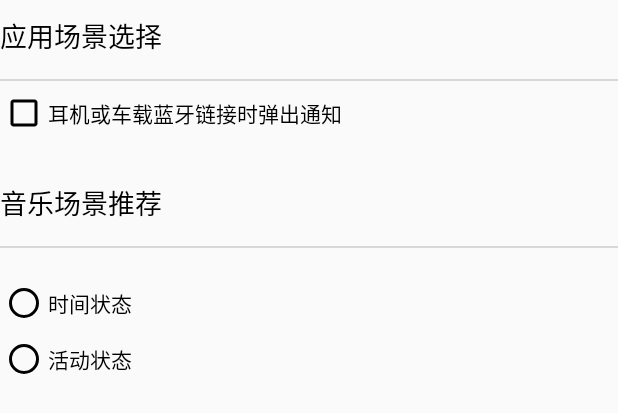
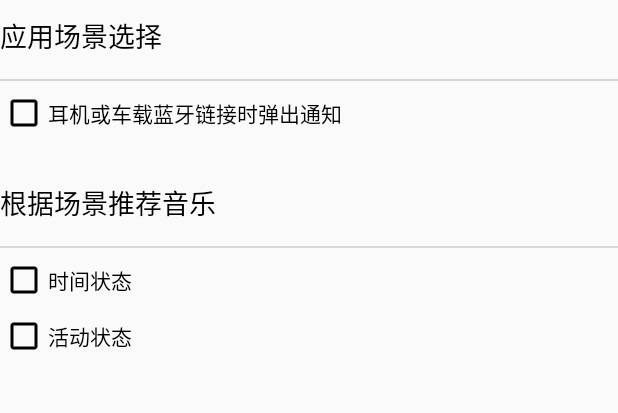
Before and after one commit to Bun-Cheung/Awa-Music, an Android app: the layout layout_setting.xml on its own in the app's theme, with its tools: preview values and no code run, on a phone screen of 412 x 824 dp. Shown: the top 413 px of the screen. Run offline under Robolectric (Android 15) with nearby library versions, the phone set to English and light mode, and no system bars; network calls fail.

Commit message:
add resource modify setting activity

```diff
--- a/app/src/main/res/layout/layout_setting.xml
+++ b/app/src/main/res/layout/layout_setting.xml
@@ -25,10 +25,8 @@
         app:layout_constraintTop_toBottomOf="@id/tv_scenario" />
 
     <CheckBox
-        android:id="@+id/cb_isNotifyUser"
-        android:layout_width="wrap_content"
-        android:layout_height="wrap_content"
-        android:layout_marginTop="5dp"
+        android:id="@+id/cb_awareness_headset"
+        style="@style/CheckBoxStyle"
         android:text="耳机或车载蓝牙链接时弹出通知"
         app:layout_constraintLeft_toLeftOf="parent"
         app:layout_constraintTop_toBottomOf="@id/first_divide" />
@@ -38,11 +36,11 @@
         android:layout_width="match_parent"
         android:layout_height="wrap_content"
         android:layout_marginTop="30dp"
-        android:text="音乐场景推荐"
+        android:text="根据场景推荐音乐"
         android:textColor="@color/colorBlack"
         android:textSize="18sp"
         app:layout_constraintLeft_toLeftOf="parent"
-        app:layout_constraintTop_toBottomOf="@id/cb_isNotifyUser" />
+        app:layout_constraintTop_toBottomOf="@id/cb_awareness_headset" />
 
     <View
         android:id="@+id/second_divide"
@@ -52,24 +50,19 @@
         android:background="@color/divideColor"
         app:layout_constraintTop_toBottomOf="@id/tv_recommend_rule" />
 
-    <RadioGroup
-        android:id="@+id/rg_recommendation"
-        android:layout_width="match_parent"
-        android:layout_height="wrap_content"
-        android:layout_marginTop="15dp"
-        app:layout_constraintTop_toBottomOf="@id/second_divide">
+    <CheckBox
+        android:id="@+id/cb_awareness_time"
+        style="@style/CheckBoxStyle"
+        android:text="时间状态"
+        app:layout_constraintLeft_toLeftOf="parent"
+        app:layout_constraintTop_toBottomOf="@id/second_divide" />
 
-        <RadioButton
-            android:id="@+id/rb_time_status"
-            style="@style/RadioButtonStyle"
-            android:checked="false"
-            android:text="时间状态" />
+    <CheckBox
+        android:id="@+id/cb_awareness_behavior"
+        style="@style/CheckBoxStyle"
+        android:text="活动状态"
+        app:layout_constraintLeft_toLeftOf="parent"
+        app:layout_constraintTop_toBottomOf="@id/cb_awareness_time" />
 
-        <RadioButton
-            android:id="@+id/rb_behavior_status"
-            style="@style/RadioButtonStyle"
-            android:checked="false"
-            android:text="活动状态" />
-    </RadioGroup>
 
 </androidx.constraintlayout.widget.ConstraintLayout>
--- a/app/src/main/res/values/styles.xml
+++ b/app/src/main/res/values/styles.xml
@@ -19,7 +19,7 @@
         <item name="layout_constraintDimensionRatio">1:1</item>
     </style>
 
-    <style name="RadioButtonStyle" parent="Widget.AppCompat.CompoundButton.RadioButton">
+    <style name="CheckBoxStyle" parent="Widget.AppCompat.CompoundButton.CheckBox">
         <item name="android:layout_width">wrap_content</item>
         <item name="android:layout_height">wrap_content</item>
         <item name="android:layout_marginTop">5dp</item>
```
Also changed, not shown: app/src/main/java/com/awareness/music/BarrierReceiver.java (+37 -6 lines), app/src/main/java/com/awareness/music/Constant.java (+7 -7 lines), app/src/main/java/com/awareness/music/MockData.java (+22 -7 lines), app/src/main/java/com/awareness/music/MusicService.java (+23 -11 lines), app/src/main/java/com/awareness/music/SettingActivity.java (+93 -63 lines), app/src/main/java/com/awareness/music/Utils.java (+19 -0 lines), app/src/main/res/layout/activity_main.xml (+9 -9 lines), app/src/main/res/layout/view_dialog.xml (deleted, +0 -17 lines), app/src/main/res/drawable/cover_cycling.png (added), app/src/main/res/drawable/cover_in_vehicle.png (added), app/src/main/res/drawable/cover_running.png (added), app/src/main/res/drawable/cover_walking.png (added), 5 other files.
